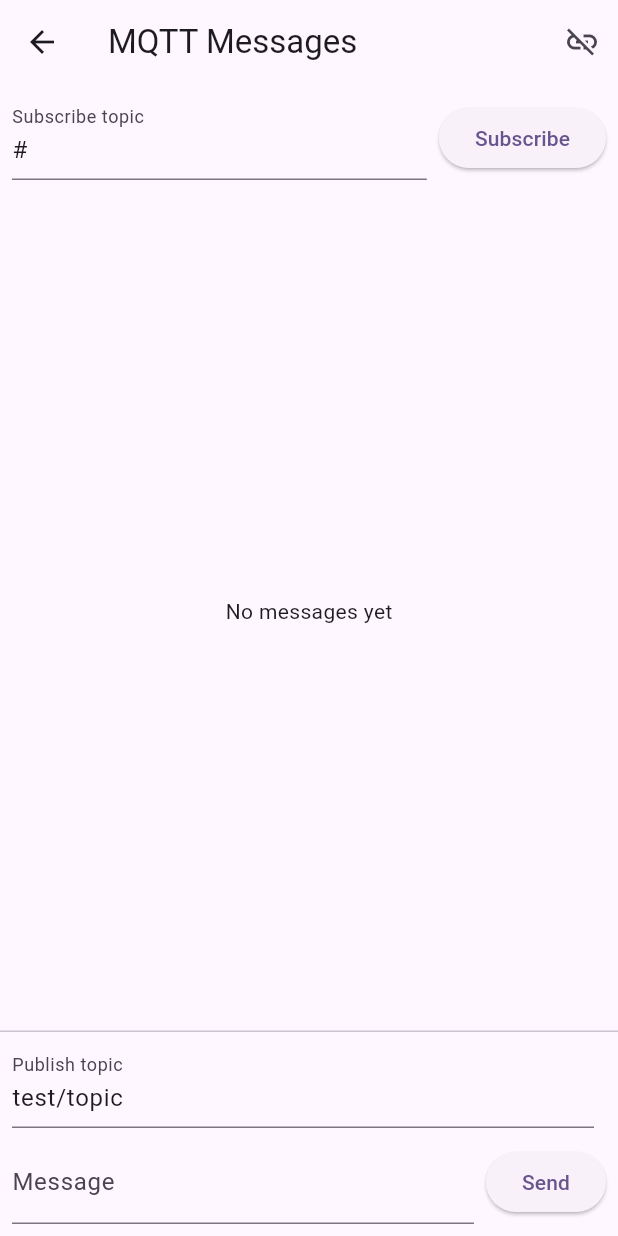
After one commit to NafieAlhilaly/guided-tour-companion-app, a Flutter app: the MqttMessagesPage screen opened directly, on a phone screen of 412 x 824 dp. The commit adds this screen. Run offline on Flutter 3.47's test engine with Material 3 defaults, Android fonts, the phone set to English and light mode, and no system bars; missing offline and left inert: mqtt_client.

Commit message:
feat: add app logic to connect to mqtt, subscribe and publish to topics

```diff
--- /dev/null
+++ b/lib/pages/mqtt_messages_page.dart
@@ -0,0 +1,161 @@
+import 'dart:async';
+
+import 'package:flutter/material.dart';
+import '../services/mqtt_service.dart';
+
+class MqttMessagesPage extends StatefulWidget {
+  const MqttMessagesPage({super.key});
+
+  @override
+  State<MqttMessagesPage> createState() => _MqttMessagesPageState();
+}
+
+class _MqttMessagesPageState extends State<MqttMessagesPage> {
+  final List<ReceivedMqttMessage> _messages = [];
+  late final StreamSubscription<ReceivedMqttMessage> _sub;
+
+  final _subTopicCtrl = TextEditingController(text: '#');
+  final _pubTopicCtrl = TextEditingController(text: 'test/topic');
+  final _pubMsgCtrl = TextEditingController();
+
+  @override
+  void initState() {
+    super.initState();
+    _sub = MqttService.instance.messages.listen((msg) {
+      setState(() {
+        _messages.insert(0, msg);
+      });
+    });
+  }
+
+  @override
+  void dispose() {
+    _sub.cancel();
+    _subTopicCtrl.dispose();
+    _pubTopicCtrl.dispose();
+    _pubMsgCtrl.dispose();
+    super.dispose();
+  }
+
+  void _subscribe() {
+    final topic = _subTopicCtrl.text.trim();
+    if (topic.isEmpty) return;
+    MqttService.instance.subscribe(topic);
+    ScaffoldMessenger.of(
+      context,
+    ).showSnackBar(SnackBar(content: Text('Subscribed to $topic')));
+  }
+
+  void _publish() {
+    final topic = _pubTopicCtrl.text.trim();
+    final payload = _pubMsgCtrl.text;
+    if (topic.isEmpty) return;
+    MqttService.instance.publish(topic, payload);
+    _pubMsgCtrl.clear();
+    ScaffoldMessenger.of(
+      context,
+    ).showSnackBar(SnackBar(content: Text('Published to $topic')));
+  }
+
+  void _disconnect() {
+    MqttService.instance.disconnect();
+    Navigator.of(context).popUntil((route) => route.isFirst);
+  }
+
+  @override
+  Widget build(BuildContext context) {
+    MqttService.instance.subscribe("/notification/med_alert");
+    MqttService.instance.subscribe("/notification/violation_alert");
+    return Scaffold(
+      appBar: AppBar(
+        title: const Text('MQTT Messages'),
+        actions: [
+          IconButton(
+            tooltip: 'Disconnect',
+            icon: const Icon(Icons.link_off),
+            onPressed: _disconnect,
+          ),
+        ],
+      ),
+      body: Column(
+        children: [
+          Padding(
+            padding: const EdgeInsets.all(8.0),
+            child: Row(
+              children: [
+                Expanded(
+                  child: TextField(
+                    controller: _subTopicCtrl,
+                    decoration: const InputDecoration(
+                      labelText: 'Subscribe topic',
+                    ),
+                  ),
+                ),
+                const SizedBox(width: 8),
+                ElevatedButton(
+                  onPressed: _subscribe,
+                  child: const Text('Subscribe'),
+                ),
+              ],
+            ),
+          ),
+          Expanded(
+            child: _messages.isEmpty
+                ? const Center(child: Text('No messages yet'))
+                : ListView.builder(
+                    reverse: false,
+                    itemCount: _messages.length,
+                    itemBuilder: (context, index) {
+                      final m = _messages[index];
+                      return ListTile(
+                        title: Text(m.topic),
+                        subtitle: Text(m.payload),
+                        trailing: Text(
+                          '${m.time.hour}:${m.time.minute.toString().padLeft(2, '0')}',
+                        ),
+                      );
+                    },
+                  ),
+          ),
+          const Divider(height: 1),
+          Padding(
+            padding: const EdgeInsets.all(8.0),
+            child: Column(
+              children: [
+                Row(
+                  children: [
+                    Expanded(
+                      child: TextField(
+                        controller: _pubTopicCtrl,
+                        decoration: const InputDecoration(
+                          labelText: 'Publish topic',
+                        ),
+                      ),
+                    ),
+                    const SizedBox(width: 8),
+                  ],
+                ),
+                const SizedBox(height: 8),
+                Row(
+                  children: [
+                    Expanded(
+                      child: TextField(
+                        controller: _pubMsgCtrl,
+                        decoration: const InputDecoration(labelText: 'Message'),
+                      ),
+                    ),
+                    const SizedBox(width: 8),
+                    ElevatedButton(
+                      onPressed: _publish,
+                      child: const Text('Send'),
+                    ),
+                  ],
+                ),
+              ],
+            ),
+          ),
+        ],
+      ),
+    );
+  }
+}
--- /dev/null
+++ b/lib/services/mqtt_service.dart
@@ -0,0 +1,110 @@
+import 'dart:async';
+
+import 'package:mqtt_client/mqtt_client.dart';
+import 'package:mqtt_client/mqtt_server_client.dart';
+
+class ReceivedMqttMessage {
+  final String topic;
+  final String payload;
+  final DateTime time;
+
+  ReceivedMqttMessage({
+    required this.topic,
+    required this.payload,
+    DateTime? time,
+  }) : time = time ?? DateTime.now();
+}
+
+class MqttService {
+  MqttService._private();
+  static final MqttService instance = MqttService._private();
+
+  MqttServerClient? _client;
+  final StreamController<ReceivedMqttMessage> _messagesController =
+      StreamController.broadcast();
+
+  Stream<ReceivedMqttMessage> get messages => _messagesController.stream;
+
+  bool get isConnected =>
+      _client?.connectionStatus?.state == MqttConnectionState.connected;
+
+  Future<void> connect(
+    String host, {
+    int port = 1883,
+    String? clientIdentifier,
+  }) async {
+    _client = MqttServerClient(
+      host,
+      clientIdentifier ??
+          'flutter_client_${DateTime.now().millisecondsSinceEpoch}',
+    );
+    _client!.port = port;
+    _client!.logging(on: false);
+    _client!.keepAlivePeriod = 20;
+    _client!.onDisconnected = _onDisconnected;
+
+    try {
+      final connMess = MqttConnectMessage()
+          .withClientIdentifier(_client!.clientIdentifier)
+          .startClean();
+      _client!.connectionMessage = connMess;
+      await _client!.connect();
+
+      if (_client!.connectionStatus?.state == MqttConnectionState.connected) {
+        // listen for incoming messages
+        _client!.updates?.listen((event) => _onMessage(event));
+      } else {
+        final status = _client!.connectionStatus;
+        throw Exception(
+          'Connection failed: ${status?.state} - ${status?.returnCode}',
+        );
+      }
+    } catch (e) {
+      _client?.disconnect();
+      rethrow;
+    }
+  }
+
+  void _onDisconnected() {
+    // Optionally notify listeners
+  }
+
+  void _onMessage(List<MqttReceivedMessage<MqttMessage>>? event) {
+    if (event == null) return;
+    for (var rec in event) {
+      final recMess = rec.payload as MqttPublishMessage;
+      final message = MqttPublishPayload.bytesToStringAsString(
+        recMess.payload.message,
+      );
+      _messagesController.add(
+        ReceivedMqttMessage(topic: rec.topic, payload: message),
+      );
+    }
+  }
+
+  void subscribe(String topic, {MqttQos qos = MqttQos.atMostOnce}) {
+    if (_client == null) return;
+    _client!.subscribe(topic, qos);
+  }
+
+  void publish(
+    String topic,
+    String message, {
+    MqttQos qos = MqttQos.atMostOnce,
+  }) {
+    if (_client == null) return;
+    final builder = MqttClientPayloadBuilder();
+    builder.addString(message);
+    _client!.publishMessage(topic, qos, builder.payload!);
+  }
+
+  void disconnect() {
+    _client?.disconnect();
+    _client = null;
+  }
+
+  void dispose() {
+    disconnect();
+    _messagesController.close();
+  }
+}
```
Also changed, not shown: lib/main.dart (+9 -8 lines), lib/pages/mqtt_connect_page.dart (added, +89 -0 lines), 2 other files.
